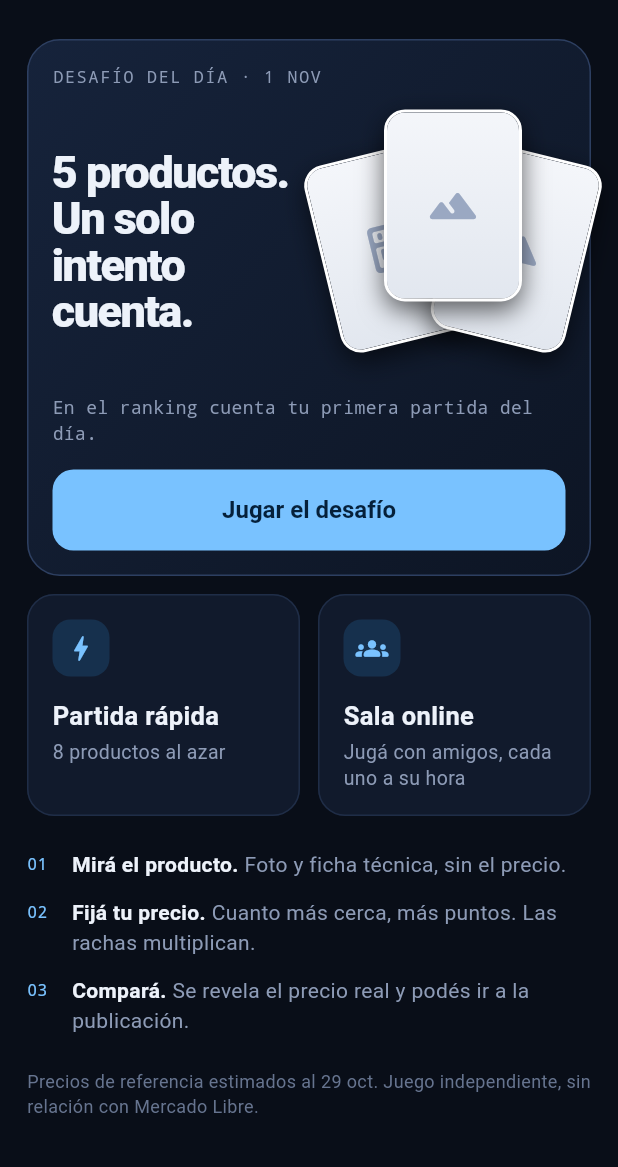
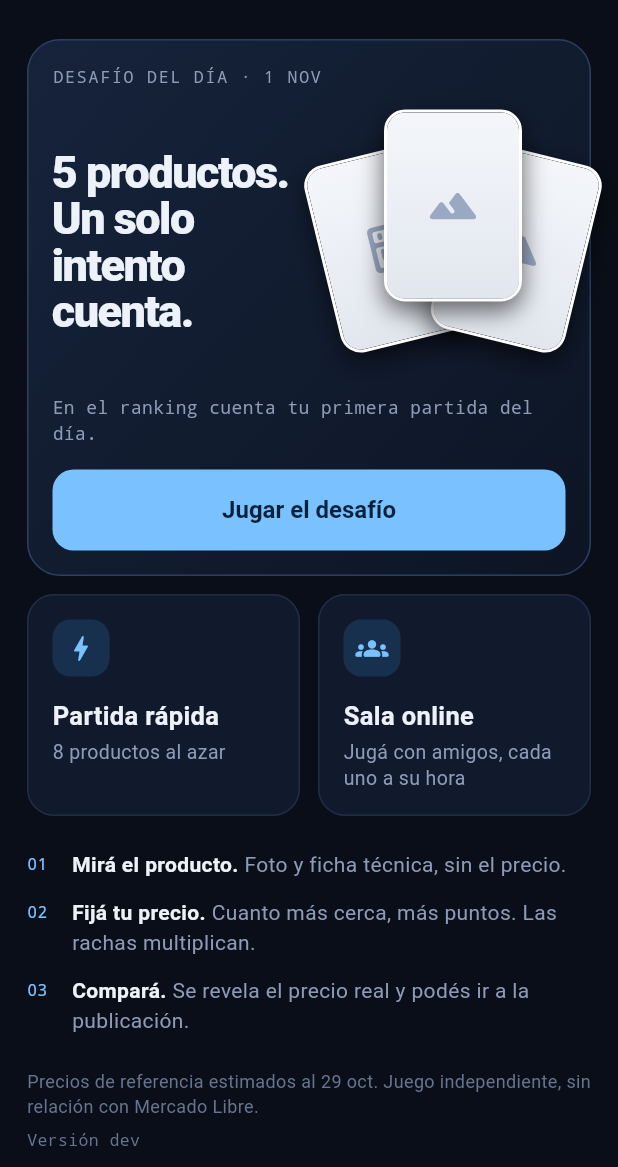
Before and after one commit to B3njaminGC/Pegale-al-Precio, a Flutter app: the screen it shows after launch, on a phone screen of 412 x 824 dp, the part 69-1236 px from its top. Run offline on Flutter 3.47's test engine with Material 3 defaults, Android fonts, the phone set to English and light mode, and no system bars; our stand-ins replace share_plus, shared_preferences; network calls fail.

Commit message:
Scroll firme, versión visible al pie del inicio
Co-Authored-By: Claude Sonnet 5.5 <noreply@anthropic.com>
Claude-Session: https://claude.ai/code/session_018CL37fD4XwjU1NEyEGcQVF

```diff
--- a/lib/config.dart
+++ b/lib/config.dart
@@ -11,3 +11,6 @@ const String kProductsUrl =
 
 /// Dónde bajar la app. Se incluye en el texto que se comparte.
 const String kDownloadUrl = 'https://github.com/B3njaminGC/Pegale-al-Precio/releases/latest';
+
+/// Versión de esta compilación (la completa el workflow). Se muestra al pie del inicio.
+const String kVersion = String.fromEnvironment('APP_VERSION', defaultValue: 'dev');
--- a/lib/main.dart
+++ b/lib/main.dart
@@ -32,6 +32,18 @@ class PapApp extends StatelessWidget {
         title: 'Pegale al Precio',
         debugShowCheckedModeBanner: false,
         theme: buildTheme(),
+        scrollBehavior: const _FirmScroll(),
         home: HomeScreen(initFailed: initFailed),
       );
 }
+
+/// Scroll que frena en los bordes: sin estirarse ni seguir de largo al llegar al final.
+class _FirmScroll extends MaterialScrollBehavior {
+  const _FirmScroll();
+
+  @override
+  ScrollPhysics getScrollPhysics(BuildContext context) => const ClampingScrollPhysics();
+
+  @override
+  Widget buildOverscrollIndicator(BuildContext context, Widget child, ScrollableDetails details) => child;
+}
--- a/lib/screens/home.dart
+++ b/lib/screens/home.dart
@@ -1,5 +1,6 @@
 import 'package:flutter/material.dart';
 
+import '../config.dart';
 import '../core.dart';
 import '../env.dart';
 import '../theme.dart';
@@ -166,6 +167,8 @@ class _HomeScreenState extends State<HomeScreen> {
             const _How('03', 'Compará.', 'Se revela el precio real y podés ir a la publicación.'),
             const SizedBox(height: 10),
             Text(_fine, style: sans(12, color: C.faint, h: 1.4)),
+            const SizedBox(height: 6),
+            Text('Versión $kVersion', style: mono(11, color: C.faint)),
           ],
         ),
       ),
```
Also changed, not shown: 1 other file.
